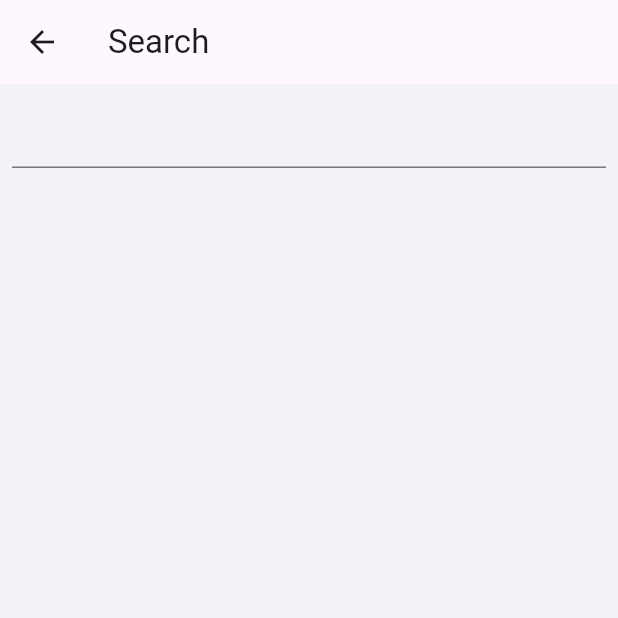
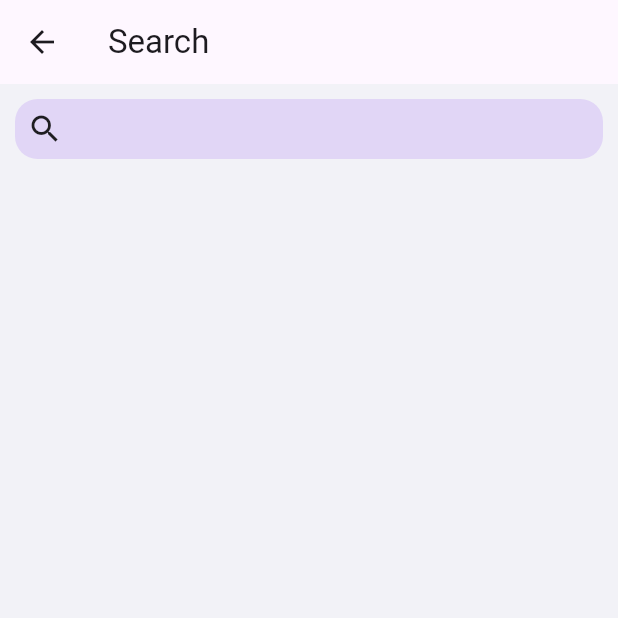
Before and after one commit to imtiendat0311/Study-Buddy, a Flutter app: the SearchResult screen opened directly, on a phone screen of 412 x 824 dp, the top half of it. Run offline on Flutter 3.47's test engine with Material 2 defaults, Android fonts, the phone set to English and light mode, and no system bars; our stand-ins replace cloud_firestore, firebase_auth, firebase_core, font_awesome_flutter, google_maps_flutter; accounts and stored records are empty.

Commit message:
finishing touch search engine

```diff
--- a/lib/component/group_chat.dart
+++ b/lib/component/group_chat.dart
@@ -1,7 +1,6 @@
 import 'package:cloud_firestore/cloud_firestore.dart';
 import 'package:firebase_auth/firebase_auth.dart';
 import 'package:flutter/material.dart';
-import 'package:flutter/src/widgets/placeholder.dart';
 import 'package:font_awesome_flutter/font_awesome_flutter.dart';
 
 import 'package:intl/intl.dart';
@@ -134,7 +133,7 @@ class _GroupChatState extends State<GroupChat> {
                         );
                       });
                 } else {
-                  return const Placeholder();
+                  return Container();
                 }
               },
             )),
--- a/lib/component/search_result_page.dart
+++ b/lib/component/search_result_page.dart
@@ -29,17 +29,58 @@ class _SearchResultState extends State<SearchResult> {
         ),
         body: SafeArea(
             child: Padding(
-          padding: const EdgeInsets.all(8.0),
+          padding: const EdgeInsets.all(10.0),
           child: Column(
             children: [
-              TextField(
+              Container(
+                decoration: BoxDecoration(
+                    color: Color.fromRGBO(225, 214, 246, 1),
+                    borderRadius: BorderRadius.circular(15)),
+                height: 40,
+                child: Padding(
+                  padding: const EdgeInsets.fromLTRB(8, 0, 8, 0),
+                  child: Row(
+                    children: [
+                      Icon(Icons.search),
+                      const SizedBox(
+                        width: 10,
+                      ),
+                      Flexible(
+                        child: TextField(
+                          style: TextStyle(
+                              fontSize: 15, fontWeight: FontWeight.bold),
+                          decoration: InputDecoration(
+                            contentPadding: EdgeInsets.fromLTRB(0, 5, 0, 5),
+                            filled: true,
+                            fillColor: Color.fromRGBO(225, 214, 246, 1),
+                            focusedBorder: OutlineInputBorder(
+                                borderRadius: BorderRadius.circular(15.0),
+                                borderSide: const BorderSide(
+                                    color: Colors.transparent)),
+                            border: OutlineInputBorder(
+                              borderRadius: BorderRadius.circular(15.0),
+                              borderSide:
+                                  const BorderSide(color: Colors.transparent),
+                            ),
+                            enabledBorder: OutlineInputBorder(
+                              borderRadius: BorderRadius.circular(15.0),
+                              borderSide:
+                                  const BorderSide(color: Colors.transparent),
+                            ),
+                          ),
                           controller: searchString,
                           onChanged: (value) => setState(() {
                             streamQuery = FirebaseFirestore.instance
                                 .collection("groups")
-                      .where("searchParam", arrayContains: value)
+                                .where("searchParam",
+                                    arrayContains: value.toLowerCase())
                                 .snapshots();
                           }),
+                        ),
+                      )
+                    ],
+                  ),
+                ),
               ),
               const SizedBox(
                 height: 20,
@@ -49,10 +90,12 @@ class _SearchResultState extends State<SearchResult> {
                     stream: streamQuery,
                     builder: (context, snapshot) {
                       if (snapshot.hasData && snapshot.data != null) {
+                        print(snapshot.data!.docs.length);
                         if (snapshot.data!.docs.length == 0)
                           return const Center(
                             child: Text("No result found"),
                           );
+                        else
                           return ListView.builder(
                               itemCount: snapshot.data!.docs.length,
                               itemBuilder: (context, index) {
```
Also changed, not shown: lib/scene/create_group.dart (+32 -24 lines). Lines whose indentation alone changed are shown as unchanged.
